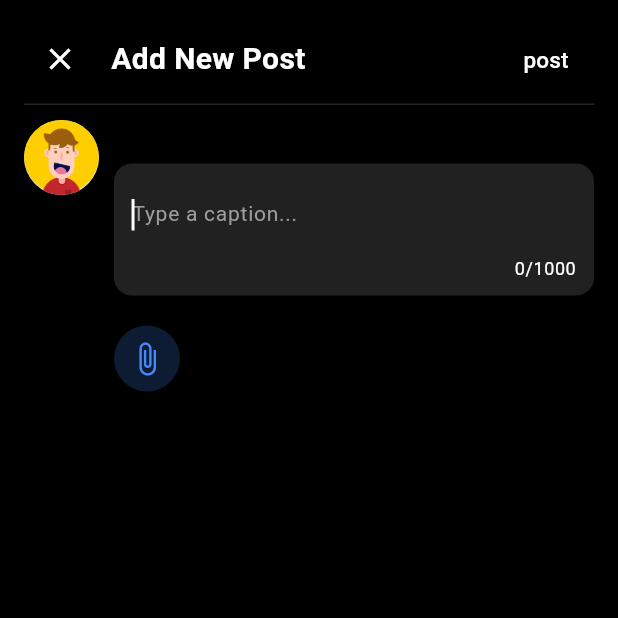
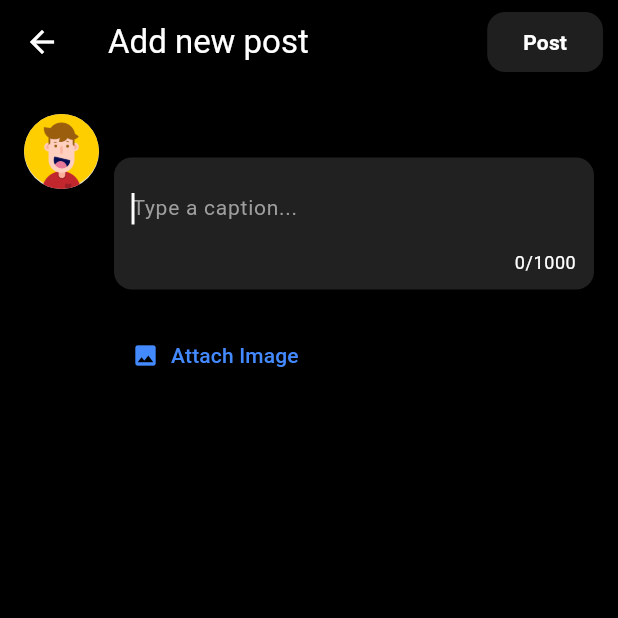
Before and after one commit to Harsh-rao18/chat-app, a Flutter app: the PostPage screen opened directly, on a phone screen of 412 x 824 dp, the top half of it. Run offline on Flutter 3.47's test engine with Material 3 defaults, Android fonts, the phone set to English and light mode, and no system bars; our stand-ins replace equatable, flutter_bloc, flutter_image_compress, form_validator, fpdart, get_it and 2 more; accounts and stored records are empty.

Commit message:
added upload post feature

```diff
--- a/lib/feature/post/domain/repository/post_repository.dart
+++ b/lib/feature/post/domain/repository/post_repository.dart
@@ -4,4 +4,10 @@ import 'package:fpdart/fpdart.dart';
 
 abstract interface class PostRepository {
   Future<Either<Failure, File>> pickAndCompressImage();
+
+  Future<Either<Failure, void>> uploadPost({
+    required String userId,
+    required String content,
+    File? file,
+  });
 }
--- /dev/null
+++ b/lib/feature/post/domain/usecase/upload_post_usecase.dart
@@ -0,0 +1,31 @@
+import 'dart:io';
+
+import 'package:application_one/core/common/usecase/usecase.dart';
+import 'package:application_one/core/error/failure.dart';
+import 'package:application_one/feature/post/domain/repository/post_repository.dart';
+import 'package:fpdart/fpdart.dart';
+
+class UploadPostUsecase implements UseCase<void, UploadPostUsecaseParams> {
+  final PostRepository postRepository;
+  UploadPostUsecase(this.postRepository);
+  @override
+  Future<Either<Failure, void>> call(UploadPostUsecaseParams params) async {
+    return await postRepository.uploadPost(
+      userId: params.userId,
+      content: params.content,
+      file: params.file,
+    );
+  }
+}
+
+class UploadPostUsecaseParams {
+  final String userId;
+  final String content;
+  final File? file;
+
+  UploadPostUsecaseParams({
+    required this.userId,
+    required this.content,
+    required this.file,
+  });
+}
--- a/lib/feature/post/presentaion/bloc/post_bloc.dart
+++ b/lib/feature/post/presentaion/bloc/post_bloc.dart
@@ -2,6 +2,7 @@ import 'dart:io';
 
 import 'package:application_one/core/common/usecase/usecase.dart';
 import 'package:application_one/feature/post/domain/usecase/post_pick_Image_use_case.dart';
+import 'package:application_one/feature/post/domain/usecase/upload_post_usecase.dart';
 import 'package:equatable/equatable.dart';
 import 'package:flutter_bloc/flutter_bloc.dart';
 
@@ -10,9 +11,13 @@ part 'post_state.dart';
 
 class PostBloc extends Bloc<PostEvent, PostState> {
   final PostPickImageUseCase _pickImageUseCase;
+  final UploadPostUsecase _postUsecase;
+
   PostBloc({
     required PostPickImageUseCase pickImageUseCase,
+    required UploadPostUsecase postUsecase,
   })  : _pickImageUseCase = pickImageUseCase,
+        _postUsecase = postUsecase,
         super(PostInitial()) {
     on<PickAndCompressImageEvent>((event, emit) async {
       emit(PostLoading());
@@ -22,5 +27,17 @@ class PostBloc extends Bloc<PostEvent, PostState> {
         (file) => emit(PostImagePicked(file)),
       );
     });
+
+    on<PostUploadEvent>((event, emit) async {
+      emit(PostLoading());
+      final result = await _postUsecase(UploadPostUsecaseParams(
+          userId: event.userId, content: event.content, file: event.file));
+
+      result.fold(
+        (failure) => emit(PostError(failure.message)),
+        (file) => emit(PostUploaded()),
+      );
+
+    });
   }
 }
--- a/lib/feature/post/presentaion/bloc/post_event.dart
+++ b/lib/feature/post/presentaion/bloc/post_event.dart
@@ -9,4 +9,10 @@ sealed class PostEvent extends Equatable {
 
 class PickAndCompressImageEvent extends PostEvent {}
 
-class RemovePickedImageEvent extends PostEvent {}
+class PostUploadEvent extends PostEvent {
+  final String userId;
+  final String content;
+  final File? file;
+
+  const PostUploadEvent({required this.userId, required this.content,  this.file});
+}
--- a/lib/feature/post/presentaion/bloc/post_state.dart
+++ b/lib/feature/post/presentaion/bloc/post_state.dart
@@ -10,6 +10,7 @@ sealed class PostState extends Equatable {
 final class PostInitial extends PostState {}
 
 class PostLoading extends PostState {}
+class PostUploaded extends PostState {}
 
 class PostError extends PostState {
   final String message;
--- a/lib/feature/post/presentaion/views/post_page.dart
+++ b/lib/feature/post/presentaion/views/post_page.dart
@@ -3,7 +3,6 @@ import 'package:flutter/material.dart';
 import 'package:flutter_bloc/flutter_bloc.dart';
 import 'package:application_one/core/utils/image_circle.dart';
 import 'package:application_one/feature/post/presentaion/bloc/post_bloc.dart';
-import 'package:application_one/feature/post/presentaion/widgets/add_post_app_bar.dart';
 import 'package:supabase_flutter/supabase_flutter.dart';
 
 class PostPage extends StatefulWidget {
@@ -14,9 +13,11 @@ class PostPage extends StatefulWidget {
 }
 
 class _PostPageState extends State<PostPage> {
+  final _contentController = TextEditingController();
   String? _imageUrl;
   String? _name;
-  File? _selectedImage; // Store image locally in widget state
+  File? _selectedImage;
+  bool _isUploading = false;
 
   @override
   void initState() {
@@ -28,11 +29,11 @@ class _PostPageState extends State<PostPage> {
     final user = Supabase.instance.client.auth.currentUser;
     if (user == null) return;
 
-    final metadata = user.userMetadata; // Fetch user metadata
+    final metadata = user.userMetadata;
 
     setState(() {
       _name = metadata?['name'] ?? 'User';
-      _imageUrl = metadata?['image']; // May be null
+      _imageUrl = metadata?['image'];
     });
   }
 
@@ -40,16 +41,94 @@ class _PostPageState extends State<PostPage> {
     context.read<PostBloc>().add(PickAndCompressImageEvent());
   }
 
+  void _uploadPost() {
+    final user = Supabase.instance.client.auth.currentUser;
+    if (user == null) return;
+
+    setState(() {
+      _isUploading = true; // Start loader only when uploading
+    });
+
+    context.read<PostBloc>().add(PostUploadEvent(
+          userId: user.id,
+          content: _contentController.text,
+          file: _selectedImage,
+        ));
+  }
+
   @override
   Widget build(BuildContext context) {
     return Scaffold(
-      body: SafeArea(
+      appBar: AppBar(
+        title: const Text('Add new post'),
+        actions: [
+          Padding(
+            padding: const EdgeInsets.only(right: 10),
+            child: ElevatedButton(
+              onPressed: _isUploading ? null : _uploadPost, // Disable button while uploading
+              style: ElevatedButton.styleFrom(
+                backgroundColor: const Color.fromARGB(255, 32, 31, 31),
+                foregroundColor: Colors.white,
+                shape: RoundedRectangleBorder(
+                  borderRadius: BorderRadius.circular(12),
+                ),
+              ),
+              child: _isUploading
+                  ? const SizedBox(
+                      width: 20,
+                      height: 20,
+                      child: CircularProgressIndicator(
+                        color: Colors.white,
+                        strokeWidth: 2,
+                      ),
+                    )
+                  : const Text(
+                      'Post',
+                      style: TextStyle(fontWeight: FontWeight.bold),
+                    ),
+            ),
+          ),
+        ],
+      ),
+      body: BlocListener<PostBloc, PostState>(
+        listener: (context, state) {
+          if (state is PostInitial) {
+            setState(() => _isUploading = true);
+          } else if (state is PostUploaded) {
+            setState(() {
+              _isUploading = false;
+              _contentController.clear();
+              _selectedImage = null; // Clear image after success
+            });
+
+            ScaffoldMessenger.of(context).showSnackBar(
+              const SnackBar(
+                content: Text("Post uploaded successfully!"),
+                backgroundColor: Colors.green,
+              ),
+            );
+          } else if (state is PostError) {
+            setState(() => _isUploading = false);
+
+            ScaffoldMessenger.of(context).showSnackBar(
+              SnackBar(
+                content: Text("Error: ${state.message}"),
+                backgroundColor: Colors.red,
+              ),
+            );
+          } else if (state is PostImagePicked) {
+            setState(() {
+              _selectedImage = state.imagefile;
+              _isUploading = false; // Ensure button resets when picking image
+            });
+          }
+        },
+        child: SafeArea(
           child: SingleChildScrollView(
             padding: const EdgeInsets.symmetric(horizontal: 16, vertical: 10),
             child: Column(
               crossAxisAlignment: CrossAxisAlignment.start,
               children: [
-              const AddPostAppBar(),
                 const SizedBox(height: 10),
                 Row(
                   crossAxisAlignment: CrossAxisAlignment.start,
@@ -79,13 +158,15 @@ class _PostPageState extends State<PostPage> {
                               color: Colors.grey[900],
                               borderRadius: BorderRadius.circular(12),
                             ),
-                          child: const TextField(
+                            child: TextField(
                               autofocus: true,
-                            style: TextStyle(fontSize: 14, color: Colors.white),
+                              controller: _contentController,
+                              style: const TextStyle(
+                                  fontSize: 14, color: Colors.white),
                               maxLines: 10,
                               minLines: 1,
                               maxLength: 1000,
-                            decoration: InputDecoration(
+                              decoration: const InputDecoration(
                                 hintText: "Type a caption...",
                                 hintStyle: TextStyle(color: Colors.grey),
                                 border: InputBorder.none,
@@ -94,16 +175,7 @@ class _PostPageState extends State<PostPage> {
                           ),
                           const SizedBox(height: 10),
 
-                        // BlocListener to update the local variable when image is picked
-                        BlocListener<PostBloc, PostState>(
-                          listener: (context, state) {
-                            if (state is PostImagePicked) {
-                              setState(() {
-                                _selectedImage = state.imagefile;
-                              });
-                            }
-                          },
-                          child: _selectedImage != null
+                          _selectedImage != null
                               ? Stack(
                                   alignment: Alignment.topRight,
                                   children: [
@@ -125,7 +197,7 @@ class _PostPageState extends State<PostPage> {
                                         child: IconButton(
                                           onPressed: () {
                                             setState(() {
-                                              _selectedImage = null; // Remove image
+                                              _selectedImage = null;
                                             });
                                           },
                                           icon: const Icon(Icons.close,
@@ -138,23 +210,15 @@ class _PostPageState extends State<PostPage> {
                                   ],
                                 )
                               : const SizedBox.shrink(),
-                        ),
 
                           const SizedBox(height: 10),
 
-                        GestureDetector(
-                          onTap: _pickImage,
-                          child: Container(
-                            padding: const EdgeInsets.all(10),
-                            decoration: BoxDecoration(
-                              color: Colors.blueAccent.withOpacity(0.2),
-                              shape: BoxShape.circle,
-                            ),
-                            child: const Icon(
-                              Icons.attach_file,
-                              color: Colors.blueAccent,
-                            ),
-                          ),
+                          TextButton.icon(
+                            onPressed: _pickImage,
+                            icon:
+                                const Icon(Icons.image, color: Colors.blueAccent),
+                            label: const Text("Attach Image",
+                                style: TextStyle(color: Colors.blueAccent)),
                           ),
 
                           const SizedBox(height: 10),
@@ -167,6 +231,7 @@ class _PostPageState extends State<PostPage> {
             ),
           ),
         ),
+      ),
     );
   }
 }
```
Also changed, not shown: lib/feature/post/data/datasource/post_remote_data_source.dart (+22 -1 lines), lib/feature/post/data/repository/post_repository_impl.dart (+14 -1 lines), lib/init_dependency.dart (+16 -4 lines). Lines whose indentation alone changed are shown as unchanged.
